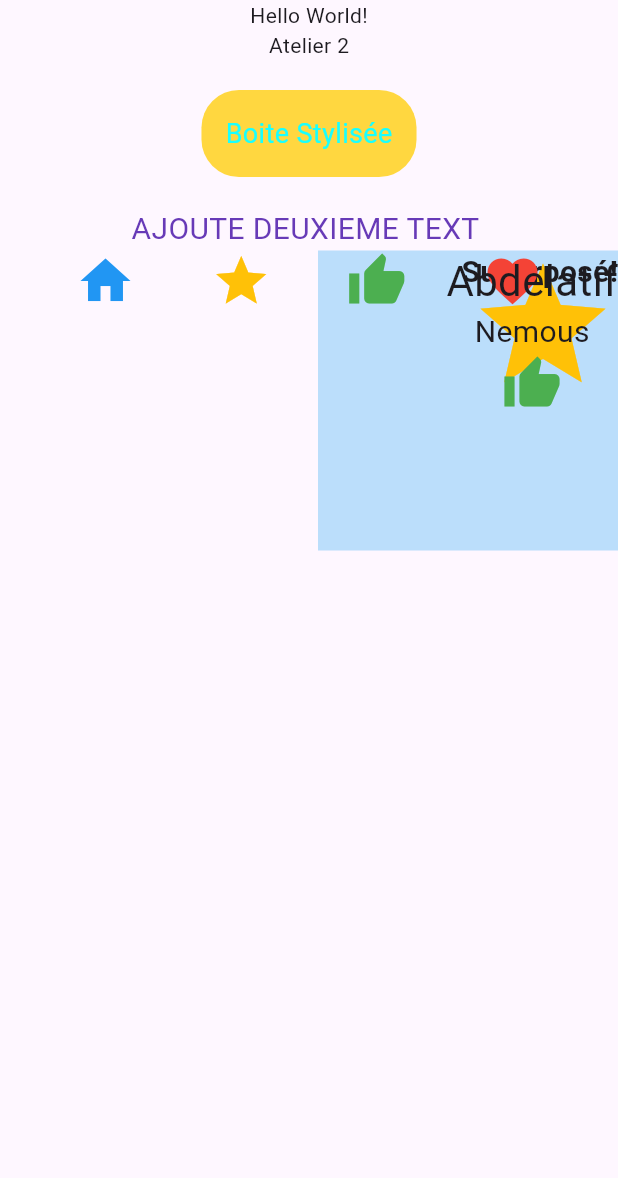
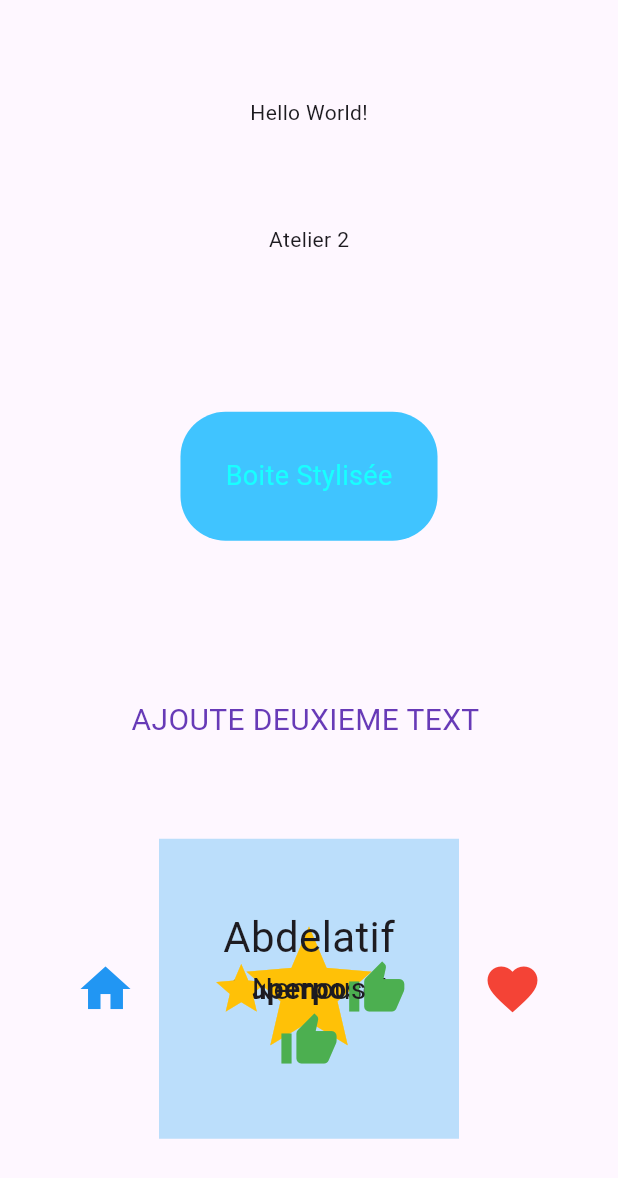
Before and after one commit to latifMuristaga/flutter_app_widgets_base, a Flutter app: the screen it shows after launch, on a phone screen of 412 x 824 dp. Shown: the top 1178 px of the screen. Run offline on Flutter 3.47's test engine with Material 3 defaults, Android fonts, the phone set to English and light mode, and no system bars.

Commit message:
7 eme etape

```diff
--- a/lib/main.dart
+++ b/lib/main.dart
@@ -13,18 +13,23 @@ class MainApp extends StatelessWidget {
       home: Scaffold(
         body: Center(
           child: Column(
+            // 🔹 Étape 7 : changement demandé par le prof
+            mainAxisAlignment: MainAxisAlignment.spaceEvenly,
+            crossAxisAlignment: CrossAxisAlignment.center,
             children: [
               Text('Hello World!'),
               Text("Atelier 2"),
               Container(
-                margin: EdgeInsets.all(20),
-                padding: EdgeInsets.all(16),
+                // 🔹 Étape 7 : modification des valeurs demandées
+                margin: EdgeInsets.all(40),
+                padding: EdgeInsets.all(30),
                 decoration: BoxDecoration(
-                  color:   Colors.amberAccent,
-                  borderRadius: BorderRadius.circular(25),
+                  color: Colors.lightBlueAccent,
+                  borderRadius: BorderRadius.circular(30),
                 ),
-                child: Text("Boite Stylisée",
-                style: TextStyle(color: Colors.cyanAccent ,fontSize: 18 ),
+                child: Text(
+                  "Boite Stylisée",
+                  style: TextStyle(color: Colors.cyanAccent, fontSize: 18),
                 ),
               ),
               Text(
@@ -32,13 +37,15 @@ class MainApp extends StatelessWidget {
                 style: TextStyle(fontSize: 20, color: Colors.deepPurple),
               ),
               Stack(
-              alignment: Alignment.topRight,
+
+                alignment: Alignment.center,
                 children: [
-                Container(width: 200,height: 200,color: Colors.blue[100]),
-                Icon(Icons.star,size: 100,color: Colors.amber),
+                  Container(width: 200, height: 200, color: Colors.blue[100]),
+                  Icon(Icons.star, size: 100, color: Colors.amber),
                   Text(
                     "Superposé!",
-                 style: TextStyle(fontSize: 20,fontWeight: FontWeight.bold),
+                    style:
+                        TextStyle(fontSize: 20, fontWeight: FontWeight.bold),
                   ),
                   Row(
                     mainAxisAlignment: MainAxisAlignment.spaceEvenly,
@@ -50,23 +57,22 @@ class MainApp extends StatelessWidget {
                       Icon(Icons.favorite, color: Colors.red, size: 40),
                     ],
                   ),
-
                   Column(
                     mainAxisAlignment: MainAxisAlignment.center,
                     crossAxisAlignment: CrossAxisAlignment.center,
                     children: [
                       Text("Abdelatif", style: TextStyle(fontSize: 28)),
                       Text("Nemous", style: TextStyle(fontSize: 20)),
-    Icon(Icons.thumb_up, color: Colors.green, size: 40),
+                      Icon(Icons.thumb_up,
+                          color: Colors.green, size: 40),
                     ],
-)
+                  ),
                 ],
-            )
+              ),
             ],
           ),
         ),
       ),
     );
-
   }
 }
```
Also changed, not shown: 1 other file. Lines whose indentation alone changed are shown as unchanged.
